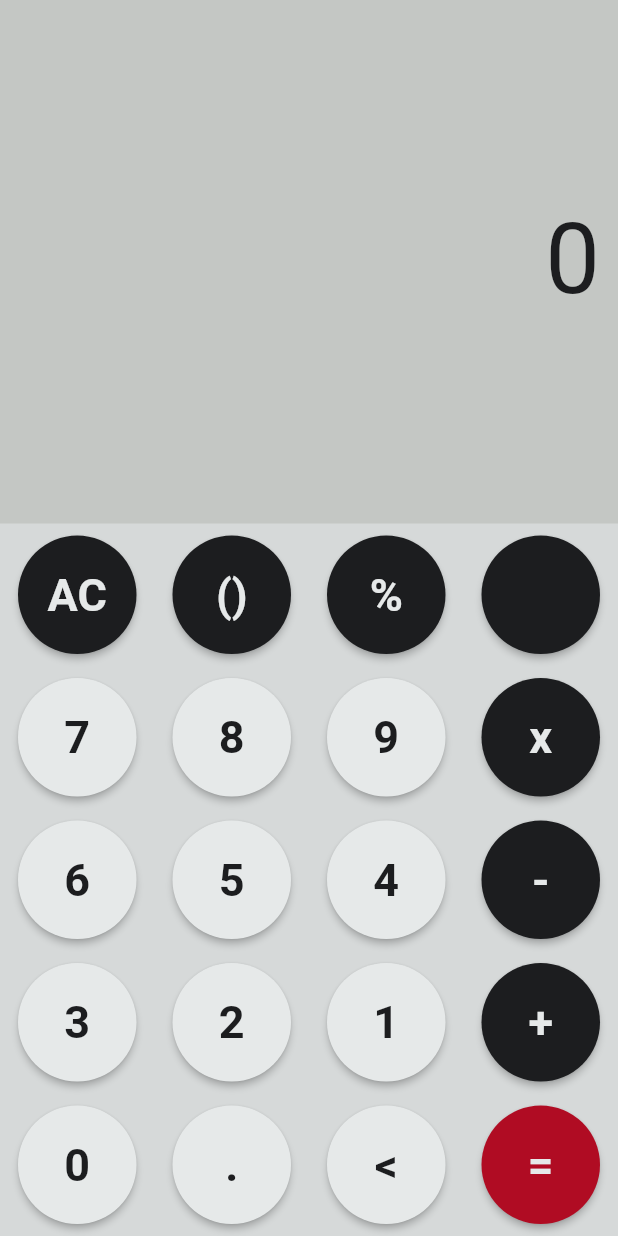
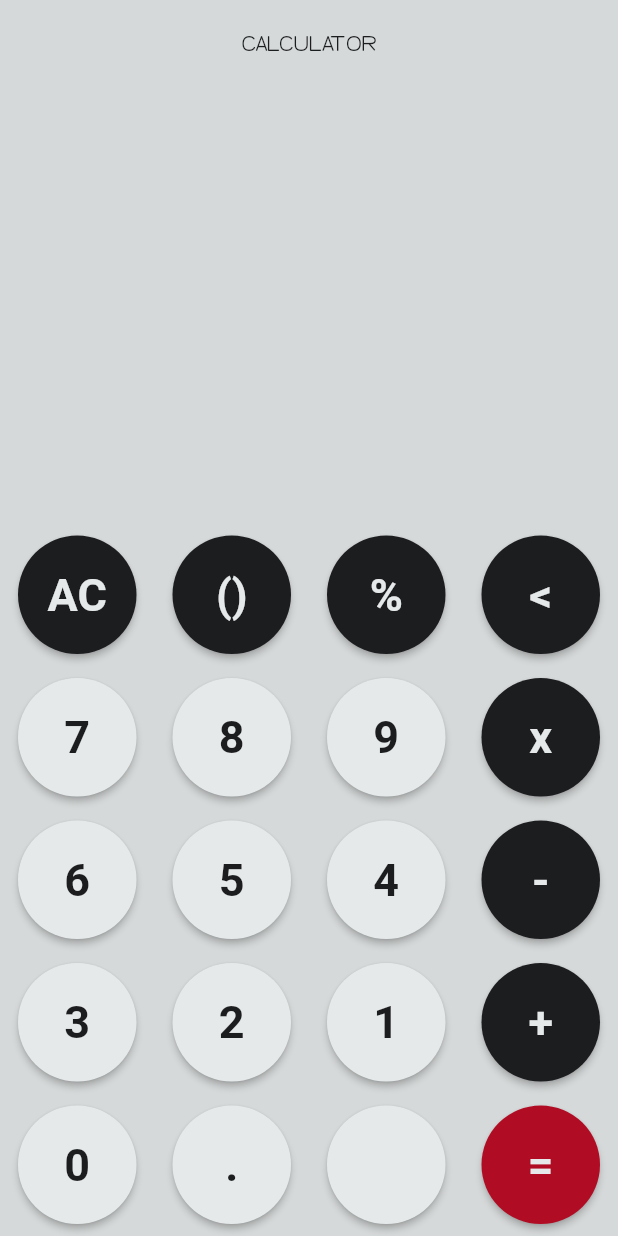
Before and after one commit to TheScriptRailoth/Nothing-calculator, a Flutter app: the screen it shows after launch, on a phone screen of 412 x 824 dp. Run offline on Flutter 3.47's test engine with Material 2 defaults, Android fonts, the phone set to English and light mode, and no system bars; our stand-ins replace math_expressions; Roboto replaces fonts that are missing (Nothing).

Commit message:
Refined frontend

```diff
--- a/lib/main.dart
+++ b/lib/main.dart
@@ -19,7 +19,7 @@ class _CalculatorState extends State<Calculator> {
 
   double firstNum=0.0;
   double secondNum=0.0;
-  var input="0";
+  var input="";
   var output=" ";
   var operation = ' ';
   var hideinput=false;
@@ -64,6 +64,12 @@ class _CalculatorState extends State<Calculator> {
   @override
   Widget build(BuildContext context) {
     return Scaffold(
+      appBar: AppBar(
+        title:const Text("CALCULATOR", style: TextStyle(color: blacknumkey, fontFamily:'Jane', fontSize: 20, fontWeight: FontWeight.normal)),
+        centerTitle: true,
+        backgroundColor: backgroundcolor,
+        elevation: 0,
+      ),
       backgroundColor: backgroundcolor,
       body: Column(
         children: [
@@ -71,7 +77,7 @@ class _CalculatorState extends State<Calculator> {
           Container(
             width: double.infinity,
             padding: EdgeInsets.all(12),
-            color: numbackgroundcolor,
+            color: backgroundcolor,
             child: Column(
               mainAxisAlignment: MainAxisAlignment.end,
               crossAxisAlignment: CrossAxisAlignment.end,
@@ -91,7 +97,7 @@ class _CalculatorState extends State<Calculator> {
                   color: blacknumkey,
                   fontFamily:'Nothing',
                 ),),
-                SizedBox(
+                const SizedBox(
                   height: 40,
                 ),
                 ],
@@ -103,7 +109,7 @@ class _CalculatorState extends State<Calculator> {
                 button(text:"AC", tColor: whitenumkey, buttonBgColor: blacknumkey),
                 button(text:"()", tColor: whitenumkey, buttonBgColor: blacknumkey),
                 button(text:"%", tColor: whitenumkey, buttonBgColor: blacknumkey),
-                button(text:" ", tColor: whitenumkey, buttonBgColor: blacknumkey),
+                button(text:"<", tColor: whitenumkey, buttonBgColor: blacknumkey),
             ],
           ),
           Row(
@@ -134,7 +140,7 @@ class _CalculatorState extends State<Calculator> {
             children: [
               button(text:"0", tColor: blacknumkey, buttonBgColor: whitenumkey),
               button(text:".", tColor: blacknumkey, buttonBgColor: whitenumkey),
-              button(text:"<", tColor: blacknumkey, buttonBgColor: whitenumkey),
+              button(text:" ", tColor: blacknumkey, buttonBgColor: whitenumkey),
               button(text:"=", tColor: whitenumkey, buttonBgColor: rednumkey),
             ],
           ),
--- a/pubspec.yaml
+++ b/pubspec.yaml
@@ -81,9 +81,9 @@ flutter:
          - asset: fonts/nothing_font.ttf
 #         - asset: fonts/Schyler-Italic.ttf
 #           style: italic
-  #   - family: Trajan Pro
-  #     fonts:
-  #       - asset: fonts/TrajanPro.ttf
+     - family: Jane
+       fonts:
+         - asset: fonts/jane_light_w00_regular.ttf
   #       - asset: fonts/TrajanPro_Bold.ttf
   #         weight: 700
   #
```
Also changed, not shown: fonts/jane_light_w00_regular.ttf (added).
